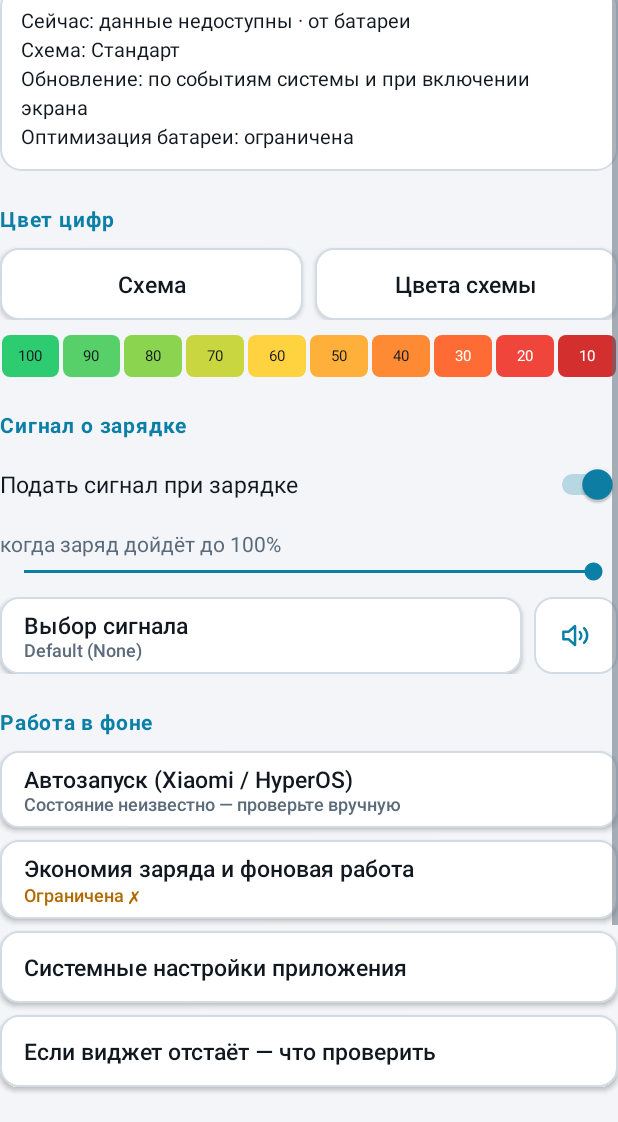
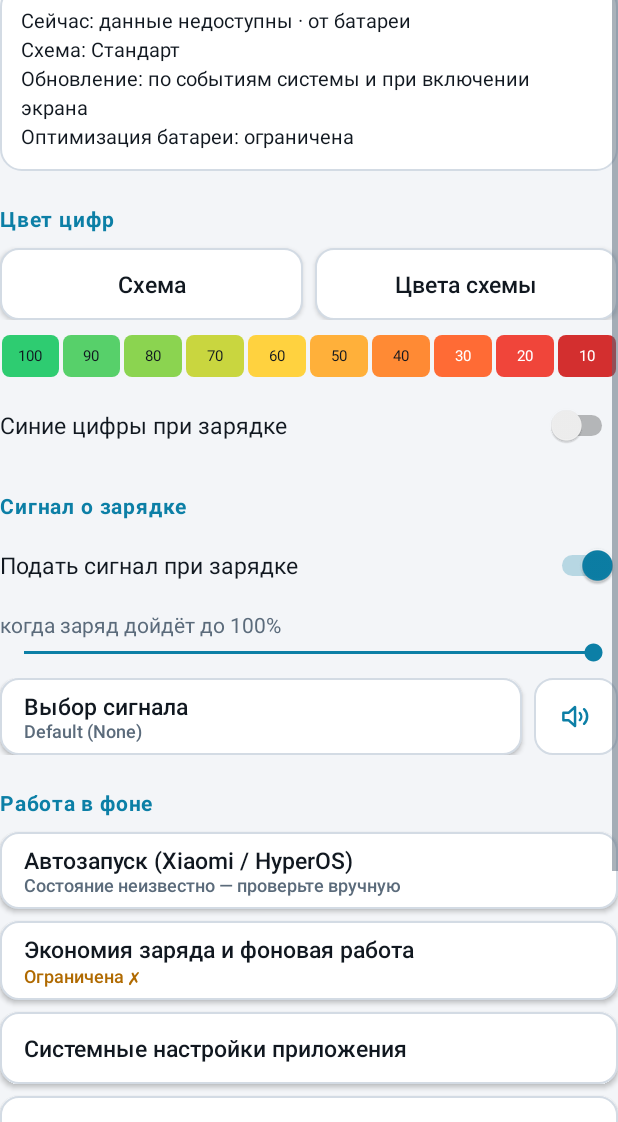
Before and after one commit to V8TD/Q-battery, an Android app: the MainActivity screen opened directly, with no data from a screen before it, on a phone screen of 412 x 824 dp, the part 114-1236 px from its top. Run offline under Robolectric (Android 15) with nearby library versions, the phone set to English and light mode, and no system bars.

Commit message:
v. 0.6 Update activity_settings.xml

```diff
--- a/app/src/main/res/layout/activity_settings.xml
+++ b/app/src/main/res/layout/activity_settings.xml
@@ -119,6 +119,16 @@
                 android:layout_marginTop="10dp"
                 android:orientation="horizontal" />
 
+            <Switch
+android:id="@+id/sw_charging_blue"
+android:layout_width="match_parent"
+android:layout_height="wrap_content"
+android:layout_marginTop="10dp"
+android:minHeight="44dp"
+android:text="Синие цифры при зарядке"
+android:textColor="@color/text"
+android:textSize="15sp" />
+
             <TextView style="@style/Section" android:text="Сигнал о зарядке" />
 
             <Switch
```
